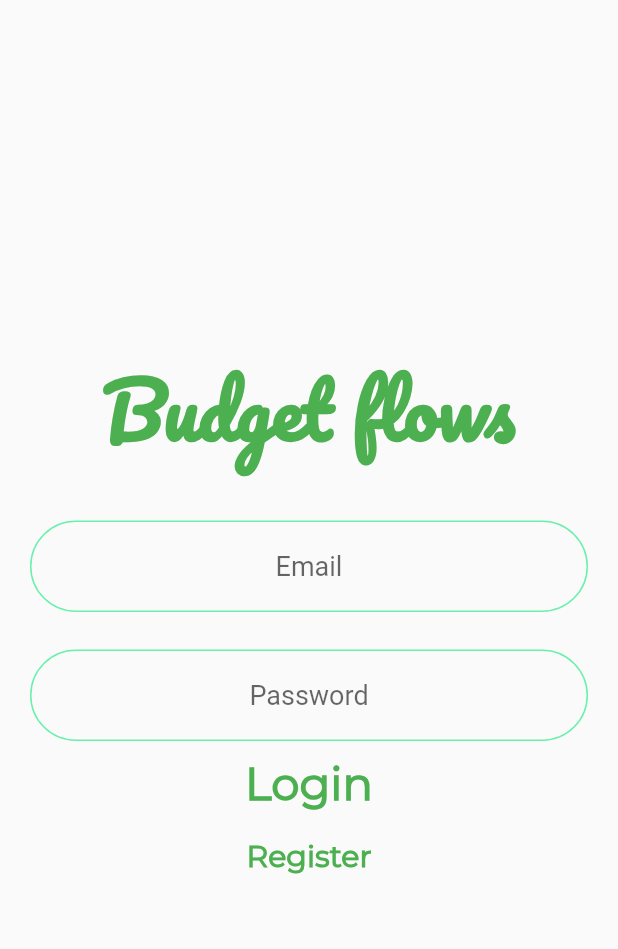
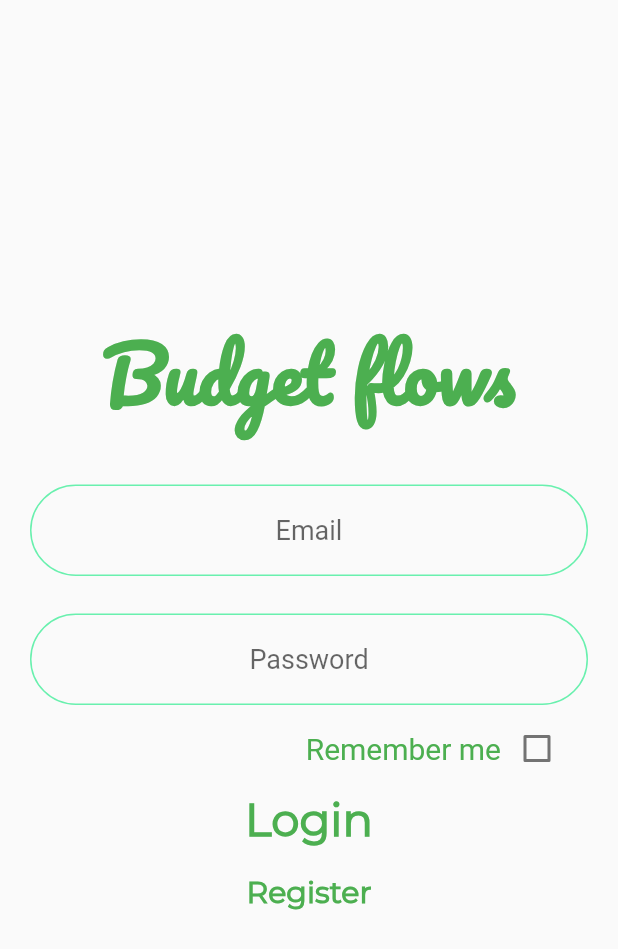
Before and after one commit to daopmdean/budgetflows-flutter, a Flutter app: the screen it shows after launch, on a phone screen of 412 x 824 dp. Shown: the top 949 px of the screen. Run offline on Flutter 3.47's test engine with Material 2 defaults, Android fonts, the phone set to English and light mode, and no system bars; our stand-ins replace rflutter_alert, shared_preferences.

Commit message:
remember me checkbox

```diff
--- a/lib/screens/login_screen.dart
+++ b/lib/screens/login_screen.dart
@@ -19,6 +19,7 @@ class _LoginScreenState extends State<LoginScreen> {
   String email;
   String password;
   bool isLoggedIn = false;
+  bool remember = false;
   final _formKey = GlobalKey<FormState>();
 
   @override
@@ -108,6 +109,31 @@ class _LoginScreenState extends State<LoginScreen> {
                     return null;
                   },
                 ),
+                Padding(
+                  padding: const EdgeInsets.only(right: 30),
+                  child: Row(
+                    mainAxisAlignment: MainAxisAlignment.end,
+                    children: <Widget>[
+                      Text(
+                        'Remember me',
+                        style: TextStyle(
+                          fontSize: 20,
+                          color: Colors.green,
+                        ),
+                      ),
+                      Checkbox(
+                        checkColor: Colors.white,
+                        activeColor: Colors.green,
+                        onChanged: (bool) {
+                          setState(() {
+                            remember = bool;
+                          });
+                        },
+                        value: remember,
+                      ),
+                    ],
+                  ),
+                ),
                 SubmitButton(
                   buttonText: 'Login',
                   fontSize: 30,
@@ -115,7 +141,9 @@ class _LoginScreenState extends State<LoginScreen> {
                     if (_formKey.currentState.validate()) {
                       bool canLogin = await util.login(email, password);
                       if (canLogin) {
-                        await rememberLogin();
+                        if (remember) {
+                          await rememberLogin();
+                        }
                         Navigator.pushNamed(
                           context,
                           AddRecordScreen.route,
```
